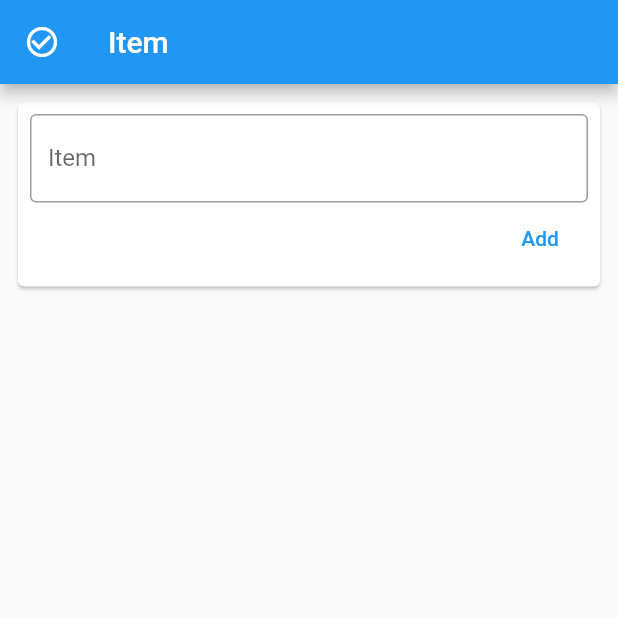
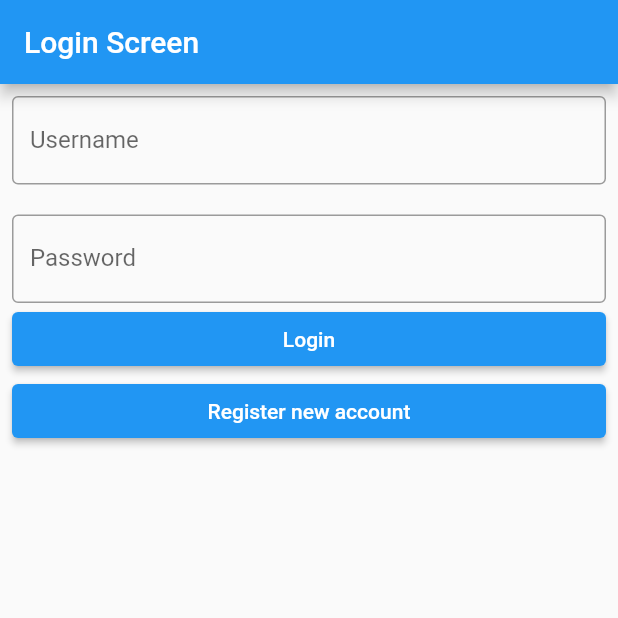
Before and after one commit to CarlloydViray/hivepractice, a Flutter app: the screen it shows after launch, on a phone screen of 412 x 824 dp, the top half of it. Run offline on Flutter 3.47's test engine with Material 2 defaults, Android fonts, the phone set to English and light mode, and no system bars; our stand-ins replace hive, hive_flutter, quickalert; accounts and stored records are empty.

Commit message:
added login and register using hive

```diff
--- /dev/null
+++ b/hive_test/lib/class/personAdapter.dart
@@ -0,0 +1,21 @@
+import 'package:hive/hive.dart';
+import 'package:hive_test/class/user.dart';
+
+class PersonAdapter extends TypeAdapter<User> {
+  @override
+  final typeId = 0;
+
+  @override
+  User read(BinaryReader reader) {
+    final user = User(username: '', password: null);
+    user.username = reader.readString();
+    user.password = reader.readString();
+    return user;
+  }
+
+  @override
+  void write(BinaryWriter writer, User user) {
+    writer.writeString(user.username);
+    writer.writeString(user.password);
+  }
+}
--- /dev/null
+++ b/hive_test/lib/class/user.dart
@@ -0,0 +1,12 @@
+import 'package:hive/hive.dart';
+
+@HiveType(typeId: 0)
+class User extends HiveObject {
+  @HiveField(0)
+  String username;
+
+  @HiveField(1)
+  dynamic password;
+
+  User({required this.username, required this.password});
+}
--- a/hive_test/lib/main.dart
+++ b/hive_test/lib/main.dart
@@ -1,15 +1,18 @@
 import 'package:flutter/material.dart';
 import 'package:hive_flutter/hive_flutter.dart';
+import 'package:hive_test/class/personAdapter.dart';
+import 'package:hive_test/screens/login.dart';
 
-import 'mainScreen.dart';
 
 void main(List<String> args) async {
-
   //init hive
   await Hive.initFlutter();
+  Hive.registerAdapter(PersonAdapter());
 
   //open box
   var box = await Hive.openBox("myBox");
+  var userBox = await Hive.openBox("users");
+
   runApp(myApp());
 }
 
@@ -20,7 +23,7 @@ class myApp extends StatelessWidget {
   Widget build(BuildContext context) {
     return MaterialApp(
       debugShowCheckedModeBanner: false,
-      home: mainScreen(),
+      home: Login(),
     );
   }
 }
--- /dev/null
+++ b/hive_test/lib/screens/login.dart
@@ -0,0 +1,84 @@
+
+
+import 'package:flutter/cupertino.dart';
+import 'package:flutter/material.dart';
+import 'package:hive/hive.dart';
+import 'package:hive_test/class/user.dart';
+import 'package:hive_test/screens/register.dart';
+
+class Login extends StatefulWidget {
+  const Login({super.key});
+
+  @override
+  State<Login> createState() => _LoginState();
+}
+
+final myBox = Hive.box('users');
+var username = TextEditingController();
+var password = TextEditingController();
+
+void login() async {
+  await Hive.openBox('users');
+  if (myBox.containsKey(username.text)) {
+    final user = await myBox.get(username.text) as User;
+    if (user.password == password.text) {
+      print('Success');
+    } else {
+      print('Incorrect Password');
+    }
+  } else {
+    print('User not found');
+  }
+}
+
+class _LoginState extends State<Login> {
+  @override
+  Widget build(BuildContext context) {
+    return SafeArea(
+        child: Scaffold(
+      appBar: AppBar(
+        title: Text('Login Screen'),
+      ),
+      body: Padding(
+        padding: const EdgeInsets.all(8.0),
+        child: Column(
+          crossAxisAlignment: CrossAxisAlignment.stretch,
+          children: [
+            TextField(
+              controller: username,
+              decoration: InputDecoration(
+                  labelText: 'Username',
+                  hintText: 'Input username',
+                  border: OutlineInputBorder()),
+            ),
+            SizedBox(height: 20),
+            TextField(
+              controller: password,
+              decoration: InputDecoration(
+                  labelText: 'Password',
+                  hintText: 'Input password',
+                  border: OutlineInputBorder()),
+            ),
+            ElevatedButton(
+                onPressed: () {
+                  login();
+                },
+                child: Text('Login')),
+            ElevatedButton(
+                onPressed: () {
+                  Navigator.push(
+                    context,
+                    CupertinoPageRoute(
+                      builder: (context) {
+                        return Register();
+                      },
+                    ),
+                  );
+                },
+                child: Text('Register new account'))
+          ],
+        ),
+      ),
+    ));
+  }
+}
--- /dev/null
+++ b/hive_test/lib/screens/register.dart
@@ -0,0 +1,76 @@
+import 'package:flutter/cupertino.dart';
+import 'package:flutter/material.dart';
+import 'package:flutter/src/widgets/container.dart';
+import 'package:flutter/src/widgets/framework.dart';
+import 'package:hive_flutter/hive_flutter.dart';
+import 'package:hive_test/class/user.dart';
+import 'package:hive_test/screens/login.dart';
+
+class Register extends StatefulWidget {
+  const Register({super.key});
+
+  @override
+  State<Register> createState() => _RegisterState();
+}
+
+final myBox = Hive.box('users');
+
+var username = TextEditingController();
+var password = TextEditingController();
+var repassword = TextEditingController();
+
+void addUser() async {
+  Hive.openBox('users');
+  final user = User(username: username.text, password: password.text);
+  await myBox.put(username.text, user);
+}
+
+class _RegisterState extends State<Register> {
+  @override
+  Widget build(BuildContext context) {
+    return SafeArea(
+      child: Scaffold(
+        appBar: AppBar(
+          title: Text('Register Screen'),
+        ),
+        body: Padding(
+          padding: const EdgeInsets.all(8.0),
+          child: Column(
+            children: [
+              TextField(
+                controller: username,
+                decoration: InputDecoration(
+                    labelText: 'Username',
+                    hintText: 'Input username',
+                    border: OutlineInputBorder()),
+              ),
+              SizedBox(height: 20),
+              TextField(
+                controller: password,
+                obscureText: true,
+                decoration: InputDecoration(
+                    labelText: 'Password',
+                    hintText: 'Input password',
+                    border: OutlineInputBorder()),
+              ),
+              SizedBox(height: 20),
+              ElevatedButton(
+                  onPressed: () {
+                    addUser();
+                    Navigator.push(
+                      context,
+                      CupertinoPageRoute(
+                        builder: (context) {
+                          return Login();
+                        },
+                      ),
+                    );
+                  },
+                  child: Text('Register Account'))
+            ],
+          ),
+        ),
+      ),
+    );
+  }
+}
```
Also changed, not shown: hive_test/lib/screens/mainScreen.dart (renamed from hive_test/lib/mainScreen.dart).
